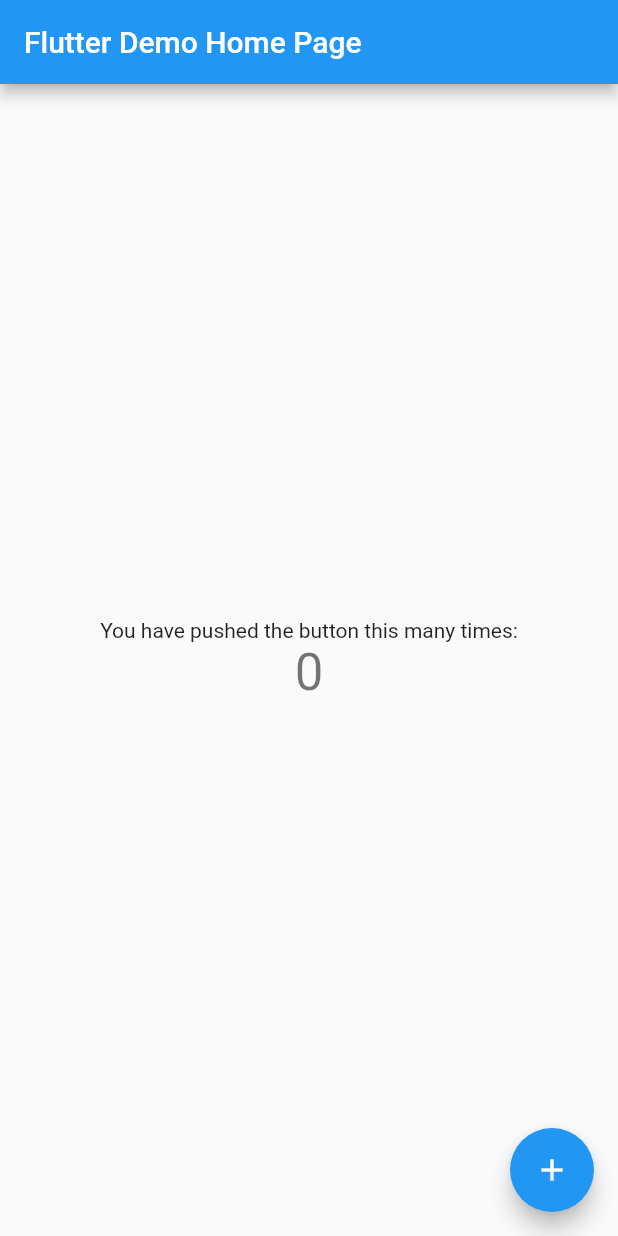
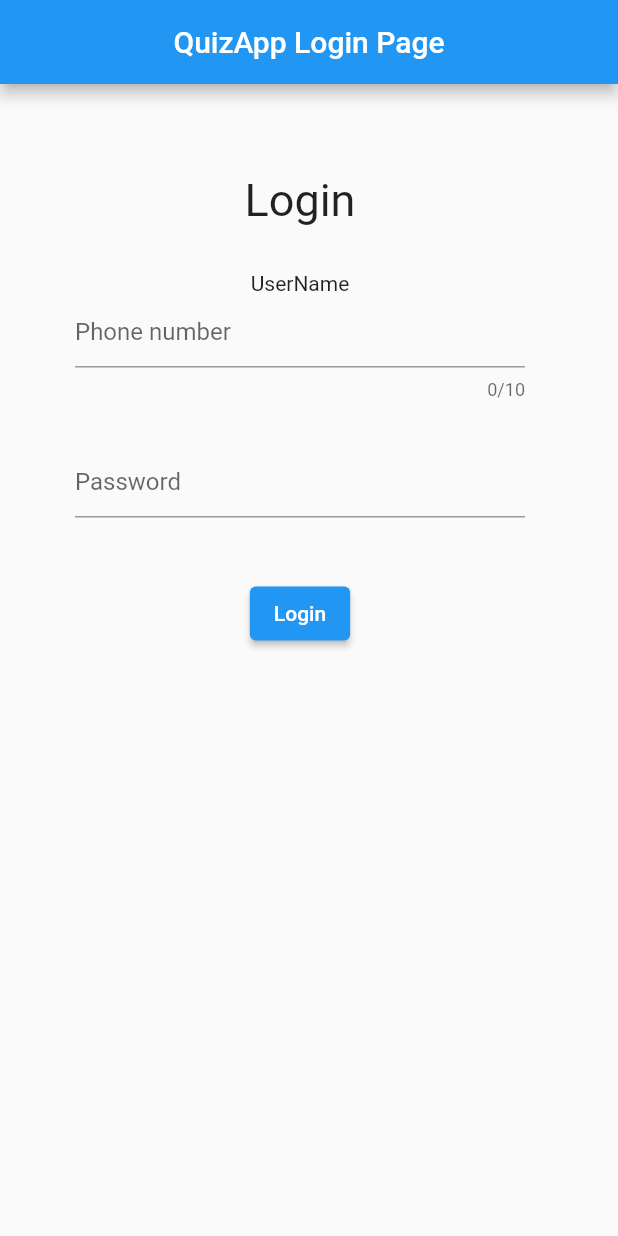
Before and after one commit to Thilakv117/quizapp, a Flutter app: the screen it shows after launch, on a phone screen of 412 x 824 dp. Run offline on Flutter 3.47's test engine with Material 2 defaults, Android fonts, the phone set to English and light mode, and no system bars.

```diff
--- /dev/null
+++ b/lib/login/loginpage.dart
@@ -0,0 +1,82 @@
+import 'package:flutter/material.dart';
+import 'package:quizapp/Homepage/homePage.dart';
+
+class LoginPage extends StatefulWidget {
+  const LoginPage({super.key});
+
+  @override
+  State<LoginPage> createState() => _LoginPageState();
+}
+
+class _LoginPageState extends State<LoginPage> {
+
+TextEditingController phoneNumberController=TextEditingController();
+TextEditingController passwordController=TextEditingController();
+
+  @override
+  Widget build(BuildContext context) {
+    return Scaffold(
+      appBar: AppBar(
+        title: const Text("QuizApp Login Page"),
+        centerTitle: true,
+      ),
+      body: SingleChildScrollView(
+        child: Column(
+          children:  [
+            const SizedBox(height: 60, width: 400),
+            const Text(
+              'Login',
+              style: TextStyle(
+                fontSize: 30,
+              ),
+            ),
+            const SizedBox(
+              height: 30,
+              width: 50,
+            ),
+            const Text('UserName'),
+             SizedBox(
+              width: 300,
+              child: TextField(
+                controller: phoneNumberController,
+                decoration: const InputDecoration(
+                  hintText: 'Phone number',
+
+                ),
+                maxLength: 10,
+                keyboardType: TextInputType.number,
+              ),
+            ),
+            const SizedBox(height: 30),
+             SizedBox(
+              width: 300,
+              child: TextField(
+                controller: passwordController,
+                decoration: const InputDecoration(
+                  hintText: 'Password',
+                ),
+              ),
+            ),
+            const SizedBox(height: 40),
+            ElevatedButton(
+              onPressed: () {
+                if(phoneNumberController.text=="9999999991"&&passwordController.text=="123456"){
+
+                }
+                else{
+                  print("object");
+                  const snackBar = SnackBar(
+                    content: Text("Invalid phone no, or password"),
+                  );
+                  ScaffoldMessenger.of(context).showSnackBar(snackBar);
+                }
+                Navigator.push(context, MaterialPageRoute(builder: (context) =>const HomePage(),));
+              },
+              child:const Text('Login'),
+            )
+          ],
+        ),
+      ),
+    );
+  }
+}
--- a/lib/main.dart
+++ b/lib/main.dart
@@ -1,4 +1,5 @@
 import 'package:flutter/material.dart';
+import 'package:quizapp/login/loginpage.dart';
 
 void main() {
   runApp(const MyApp());
@@ -11,6 +12,7 @@ class MyApp extends StatelessWidget {
   @override
   Widget build(BuildContext context) {
     return MaterialApp(
+      debugShowCheckedModeBanner: false,
       title: 'Flutter Demo',
       theme: ThemeData(
         // This is the theme of your application.
@@ -24,92 +26,7 @@ class MyApp extends StatelessWidget {
         // is not restarted.
         primarySwatch: Colors.blue,
       ),
-      home: const MyHomePage(title: 'Flutter Demo Home Page'),
+      home: const LoginPage(),
     );
   }
 }
-
-class MyHomePage extends StatefulWidget {
-  const MyHomePage({super.key, required this.title});
-
-  // This widget is the home page of your application. It is stateful, meaning
-  // that it has a State object (defined below) that contains fields that affect
-  // how it looks.
-
-  // This class is the configuration for the state. It holds the values (in this
-  // case the title) provided by the parent (in this case the App widget) and
-  // used by the build method of the State. Fields in a Widget subclass are
-  // always marked "final".
-
-  final String title;
-
-  @override
-  State<MyHomePage> createState() => _MyHomePageState();
-}
-
-class _MyHomePageState extends State<MyHomePage> {
-  int _counter = 0;
-
-  void _incrementCounter() {
-    setState(() {
-      // This call to setState tells the Flutter framework that something has
-      // changed in this State, which causes it to rerun the build method below
-      // so that the display can reflect the updated values. If we changed
-      // _counter without calling setState(), then the build method would not be
-      // called again, and so nothing would appear to happen.
-      _counter++;
-    });
-  }
-
-  @override
-  Widget build(BuildContext context) {
-    // This method is rerun every time setState is called, for instance as done
-    // by the _incrementCounter method above.
-    //
-    // The Flutter framework has been optimized to make rerunning build methods
-    // fast, so that you can just rebuild anything that needs updating rather
-    // than having to individually change instances of widgets.
-    return Scaffold(
-      appBar: AppBar(
-        // Here we take the value from the MyHomePage object that was created by
-        // the App.build method, and use it to set our appbar title.
-        title: Text(widget.title),
-      ),
-      body: Center(
-        // Center is a layout widget. It takes a single child and positions it
-        // in the middle of the parent.
-        child: Column(
-          // Column is also a layout widget. It takes a list of children and
-          // arranges them vertically. By default, it sizes itself to fit its
-          // children horizontally, and tries to be as tall as its parent.
-          //
-          // Invoke "debug painting" (press "p" in the console, choose the
-          // "Toggle Debug Paint" action from the Flutter Inspector in Android
-          // Studio, or the "Toggle Debug Paint" command in Visual Studio Code)
-          // to see the wireframe for each widget.
-          //
-          // Column has various properties to control how it sizes itself and
-          // how it positions its children. Here we use mainAxisAlignment to
-          // center the children vertically; the main axis here is the vertical
-          // axis because Columns are vertical (the cross axis would be
-          // horizontal).
-          mainAxisAlignment: MainAxisAlignment.center,
-          children: <Widget>[
-            const Text(
-              'You have pushed the button this many times:',
-            ),
-            Text(
-              '$_counter',
-              style: Theme.of(context).textTheme.headline4,
-            ),
-          ],
-        ),
-      ),
-      floatingActionButton: FloatingActionButton(
-        onPressed: _incrementCounter,
-        tooltip: 'Increment',
-        child: const Icon(Icons.add),
-      ), // This trailing comma makes auto-formatting nicer for build methods.
-    );
-  }
-}
```
Also changed, not shown: lib/Homepage/homePage.dart (added, +46 -0 lines), lib/QuizQuestions/quizQuestions.dart (added, +51 -0 lines).
